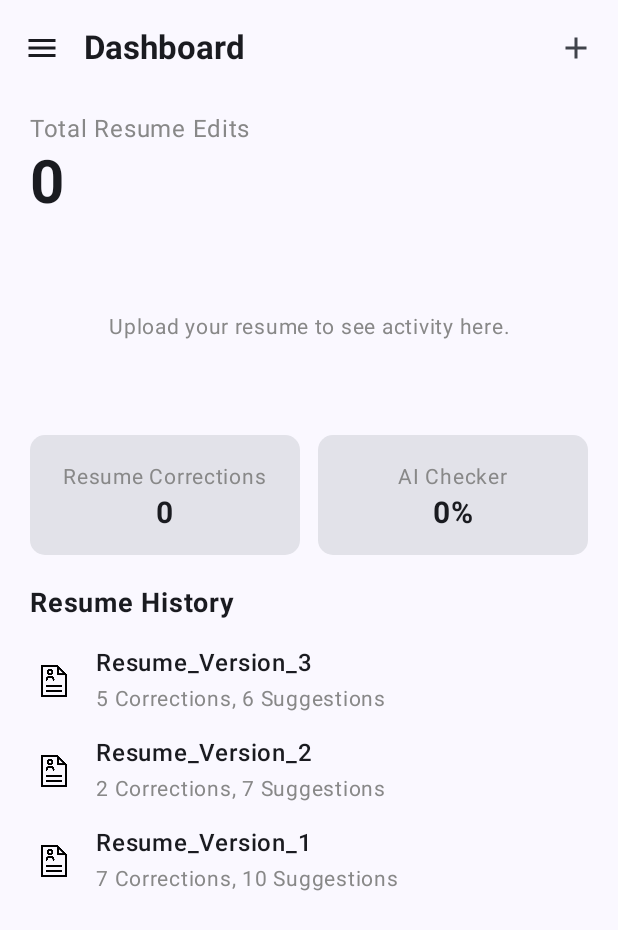
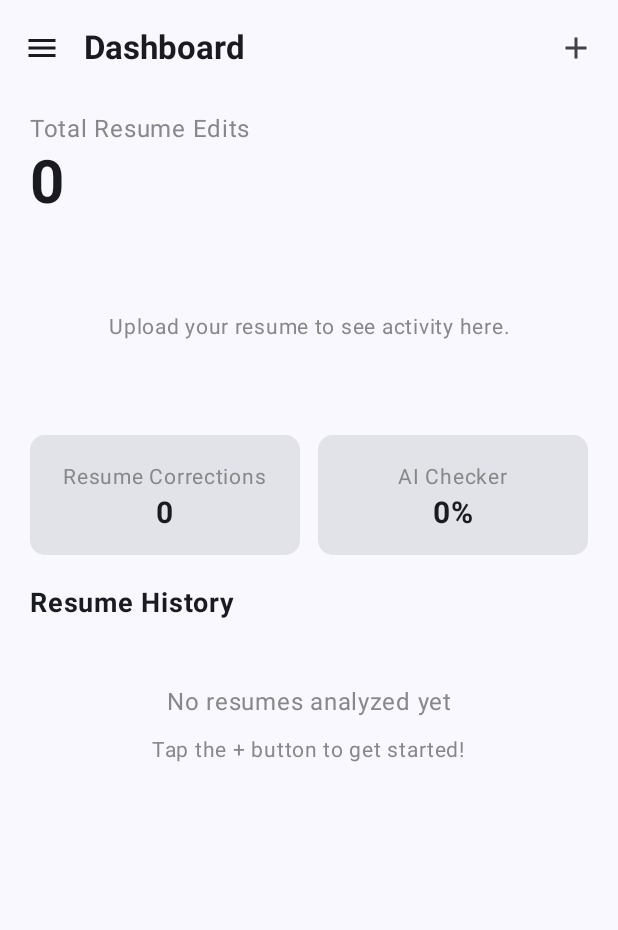
Before and after one commit to vrajp09/ResumeLens, an Android app built with Jetpack Compose: the DashboardScreen screen opened through its navigation route, on a phone screen of 412 x 824 dp. Shown: the top 930 px of the screen. Run offline under Robolectric (Android 15) with nearby library versions, the phone set to English and light mode, and no system bars; our stand-ins replace Firebase (no records; nobody signed in at launch, a user with empty details on screens opened directly); libraries missing offline, so code that uses them is left out: com.android.car; 4 statements that could not run were skipped.

Commit message:
Implement Phases 4-5: Dynamic history list and load existing analyses
Phase 4: Dynamic Resume History List
- Replaced hardcoded 3 items with real data from dashboardState.historyItems
- Added empty state UI when no analyses exist
- History items show correct version labels (Resume_Version_N)
- Clicking history item passes analysisId to navigation

Phase 5: Load Existing Analyses from Firestore
- Added getResumeAnalysisById to FirestoreRepository
- Added getAnalysisById to ResumeAnalysisRepository
- Added loadAnalysisById to ResumeAnalysisViewModel
- Updated navigation to use query parameters (resume_analysis?analysisId=)
- Added analysisId parameter to ResumeAnalysisScreen
- ResumeAnalysisScreen now checks for analysisId and loads from Firestore
- New analyses (camera/PDF) still work as before

Files modified: 6
- DashboardScreen.kt: Dynamic history list with empty state
- FirestoreRepository.kt: Get single analysis by ID
- ResumeAnalysisRepository.kt: Parse Firestore data to DTO
- ResumeAnalysisViewModel.kt: Load analysis by ID
- ResumeLensApp.kt: Query parameter navigation
- ResumeAnalysisScreen.kt: Handle both new and existing analyses

```diff
--- a/app/src/main/java/com/cs407/resumelens/analysis/ResumeAnalysisRepository.kt
+++ b/app/src/main/java/com/cs407/resumelens/analysis/ResumeAnalysisRepository.kt
@@ -120,4 +120,36 @@ class ResumeAnalysisRepository(
             }
         }
 
+    suspend fun getAnalysisById(analysisId: String): Result<AnalysisResponseDto> =
+        withContext(Dispatchers.IO) {
+            try {
+                val userId = authRepo.currentUser?.uid
+                    ?: return@withContext Result.failure(Exception("User not authenticated"))
+
+                val data = firestoreRepo.getResumeAnalysisById(userId, analysisId)
+                    .getOrThrow()
+
+                // Parse Firestore data back into AnalysisResponseDto
+                @Suppress("UNCHECKED_CAST")
+                val suggestionsData = data["suggestions"] as? List<Map<String, Any>> ?: emptyList()
+                val suggestions = suggestionsData.map { s ->
+                    SuggestionDto(
+                        category = s["category"] as String,
+                        issue = s["issue"] as String,
+                        recommendation = s["recommendation"] as String
+                    )
+                }
+
+                val response = AnalysisResponseDto(
+                    score = (data["score"] as Long).toInt(),
+                    summary = data["summary"] as String,
+                    suggestions = suggestions
+                )
+
+                Result.success(response)
+            } catch (e: Exception) {
+                Result.failure(e)
+            }
+        }
+
 }
--- a/app/src/main/java/com/cs407/resumelens/ui/screens/DashboardScreen.kt
+++ b/app/src/main/java/com/cs407/resumelens/ui/screens/DashboardScreen.kt
@@ -5,6 +5,7 @@ import androidx.compose.foundation.background
 import androidx.compose.foundation.clickable
 import androidx.compose.foundation.layout.*
 import androidx.compose.foundation.lazy.LazyColumn
+import androidx.compose.foundation.lazy.items
 import androidx.compose.foundation.shape.RoundedCornerShape
 import androidx.compose.material.icons.Icons
 import androidx.compose.material.icons.filled.Add
@@ -198,16 +199,38 @@ fun DashboardScreen(
                     Spacer(Modifier.height(10.dp))
 
                     LazyColumn {
-                        items(3) { index ->
-                            ResumeHistoryItem(
-                                title = "Resume_Version_${3 - index}",
-                                corrections = listOf(5, 2, 7)[index],
-                                suggestions = listOf(6, 7, 10)[index],
-                                onClick = {
-                                    // Navigate to resume analysis with resume ID
-                                    onNavigateToResumeAnalysis("resume_${index + 1}")
+                        if (dashboardState.historyItems.isEmpty()) {
+                            item {
+                                Column(
+                                    modifier = Modifier
+                                        .fillMaxWidth()
+                                        .padding(vertical = 32.dp),
+                                    horizontalAlignment = Alignment.CenterHorizontally
+                                ) {
+                                    Text(
+                                        text = "No resumes analyzed yet",
+                                        color = Color.Gray,
+                                        fontSize = 16.sp
+                                    )
+                                    Spacer(Modifier.height(8.dp))
+                                    Text(
+                                        text = "Tap the + button to get started!",
+                                        color = Color.Gray,
+                                        fontSize = 14.sp
+                                    )
                                 }
-                            )
+                            }
+                        } else {
+                            items(dashboardState.historyItems) { historyItem ->
+                                ResumeHistoryItem(
+                                    title = historyItem.versionLabel,
+                                    corrections = historyItem.correctionsCount,
+                                    suggestions = historyItem.suggestionsCount,
+                                    onClick = {
+                                        onNavigateToResumeAnalysis(historyItem.analysisId)
+                                    }
+                                )
+                            }
                         }
                     }
                 }
--- a/app/src/main/java/com/cs407/resumelens/ui/screens/ResumeLensApp.kt
+++ b/app/src/main/java/com/cs407/resumelens/ui/screens/ResumeLensApp.kt
@@ -5,9 +5,11 @@ import androidx.compose.runtime.LaunchedEffect
 import androidx.compose.runtime.getValue
 import androidx.lifecycle.compose.collectAsStateWithLifecycle
 import androidx.lifecycle.viewmodel.compose.viewModel
+import androidx.navigation.NavType
 import androidx.navigation.compose.NavHost
 import androidx.navigation.compose.composable
 import androidx.navigation.compose.rememberNavController
+import androidx.navigation.navArgument
 import com.cs407.resumelens.auth.AuthViewModel
 import com.cs407.resumelens.data.UserViewModel
 
@@ -31,9 +33,9 @@ sealed class Screen(val route: String) {
     companion object {
         const val RESUME_ID_ARG = "resumeId"
         fun resumeAnalysis(resumeId: String? = null) = if (resumeId != null) {
-            "resume_analysis/$resumeId"
+            "resume_analysis?analysisId=$resumeId"
         } else {
-            ResumeAnalysis.route
+            "resume_analysis"
         }
     }
 }
@@ -120,12 +122,12 @@ fun ResumeLensApp() {
 
                 onFileSelected = { uri ->
                     analysisVm.setPendingImageUri(uri)
-                    nav.navigate(Screen.ResumeAnalysis.route)
+                    nav.navigate("resume_analysis")
                 },
 
                 onPdfSelected = { uri ->
                     analysisVm.setPendingPdfUri(uri)
-                    nav.navigate(Screen.ResumeAnalysis.route)
+                    nav.navigate("resume_analysis")
                 }
             )
 
@@ -136,16 +138,28 @@ fun ResumeLensApp() {
                 onBack = { nav.popBackStack() },
                 onPhotoTaken = { imageUri ->
                     analysisVm.setPendingImageUri(imageUri)
-                    nav.navigate(Screen.ResumeAnalysis.route) {
+                    nav.navigate("resume_analysis") {
                         popUpTo(Screen.Dashboard.route) { inclusive = false }
                     }
                 }
             )
         }
 
-        composable(Screen.ResumeAnalysis.route) {
+        composable(
+            route = "resume_analysis?analysisId={analysisId}",
+            arguments = listOf(
+                navArgument("analysisId") {
+                    type = NavType.StringType
+                    nullable = true
+                    defaultValue = null
+                }
+            )
+        ) { backStackEntry ->
+            val analysisId = backStackEntry.arguments?.getString("analysisId")
+
             ResumeAnalysisScreen(
                 viewModel = analysisVm,
+                analysisId = analysisId,
                 onBack = { nav.popBackStack() },
                 onImproveScore = {
                     // Loop back to PolishResume
```
Also changed, not shown: app/src/main/java/com/cs407/resumelens/analysis/ResumeAnalysisViewModel.kt (+22 -0 lines), app/src/main/java/com/cs407/resumelens/data/FirestoreRepository.kt (+23 -0 lines), app/src/main/java/com/cs407/resumelens/ui/screens/ResumeAnalysisScreen.kt (+7 -0 lines).
